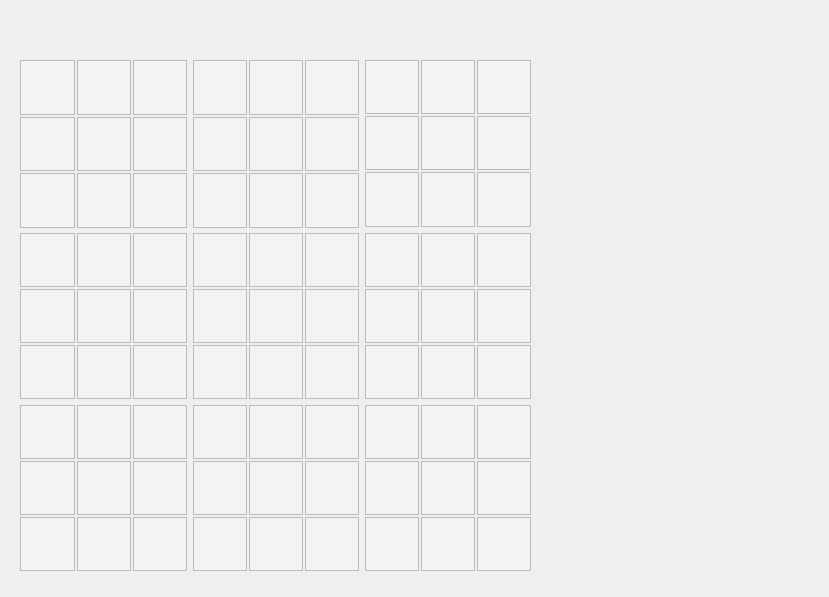
This is Soduko/soduko.ui in UIAP4002-Dr-Mahdavi/mini-project-2-sudoku-Mohammadmx as Qt 5 draws it before an edit. The edited form follows.
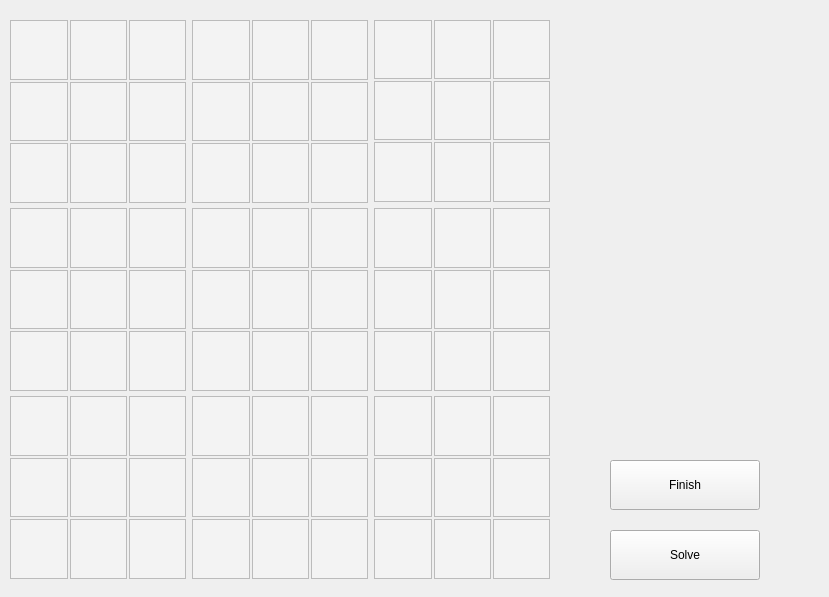
This is the edited form.

Commit message: create function for checking soduko

Diff of the .ui file:
```diff
--- a/Soduko/soduko.ui
+++ b/Soduko/soduko.ui
@@ -22,12 +22,18 @@
   <widget class="QWidget" name="gridLayoutWidget_3">
    <property name="geometry">
     <rect>
-     <x>20</x>
-     <y>60</y>
-     <width>511</width>
-     <height>511</height>
+     <x>10</x>
+     <y>20</y>
+     <width>540</width>
+     <height>560</height>
     </rect>
    </property>
+   <property name="maximumSize">
+    <size>
+     <width>540</width>
+     <height>560</height>
+    </size>
+   </property>
    <property name="font">
     <font>
      <pointsize>20</pointsize>
@@ -37,6 +43,9 @@
     <property name="sizeConstraint">
      <enum>QLayout::SetDefaultConstraint</enum>
     </property>
+    <property name="bottomMargin">
+     <number>2</number>
+    </property>
     <item row="1" column="1">
      <layout class="QGridLayout" name="box5">
       <property name="sizeConstraint">
@@ -53,6 +62,12 @@
       </property>
       <item row="2" column="2">
        <widget class="QTextEdit" name="inp5_6">
+        <property name="maximumSize">
+         <size>
+          <width>540</width>
+          <height>560</height>
+         </size>
+        </property>
         <property name="font">
          <font>
           <pointsize>20</pointsize>
@@ -62,6 +77,12 @@
       </item>
       <item row="2" column="0">
        <widget class="QTextEdit" name="inp5_4">
+        <property name="maximumSize">
+         <size>
+          <width>540</width>
+          <height>560</height>
+         </size>
+        </property>
         <property name="font">
          <font>
           <pointsize>20</pointsize>
@@ -71,6 +92,12 @@
       </item>
       <item row="3" column="1">
        <widget class="QTextEdit" name="inp5_8">
+        <property name="maximumSize">
+         <size>
+          <width>540</width>
+          <height>560</height>
+         </size>
+        </property>
         <property name="font">
          <font>
           <pointsize>20</pointsize>
@@ -80,6 +107,12 @@
       </item>
       <item row="0" column="1">
        <widget class="QTextEdit" name="inp5_2">
+        <property name="maximumSize">
+         <size>
+          <width>540</width>
+          <height>560</height>
+         </size>
+        </property>
         <property name="font">
          <font>
           <pointsize>20</pointsize>
@@ -89,10 +122,11 @@
       </item>
       <item row="3" column="0">
        <widget class="QTextEdit" name="inp5_7">
-        <property name="font">
-         <font>
-          <pointsize>20</pointsize>
-         </font>
+        <property name="maximumSize">
+         <size>
+          <width>540</width>
+          <height>560</height>
+         </size>
         </property>
        </widget>
       </item>
@@ -107,6 +141,12 @@
       </item>
       <item row="0" column="2">
        <widget class="QTextEdit" name="inp5_3">
+        <property name="maximumSize">
+         <size>
+          <width>540</width>
+          <height>560</height>
+         </size>
+        </property>
         <property name="font">
          <font>
           <pointsize>20</pointsize>
@@ -116,6 +156,12 @@
       </item>
       <item row="0" column="0">
        <widget class="QTextEdit" name="inp5_1">
+        <property name="maximumSize">
+         <size>
+          <width>540</width>
+          <height>560</height>
+         </size>
+        </property>
         <property name="font">
          <font>
           <pointsize>20</pointsize>
@@ -125,10 +171,11 @@
       </item>
       <item row="3" column="2">
        <widget class="QTextEdit" name="inp5_9">
-        <property name="font">
-         <font>
-          <pointsize>20</pointsize>
-         </font>
+        <property name="maximumSize">
+         <size>
+          <width>540</width>
+          <height>560</height>
+         </size>
         </property>
        </widget>
       </item>
@@ -237,7 +284,13 @@
        </widget>
       </item>
       <item row="2" column="1">
-       <widget class="QTextEdit" name="inp1_5">
+       <widget class="QTextEdit" name="inp5_5">
+        <property name="maximumSize">
+         <size>
+          <width>540</width>
+          <height>560</height>
+         </size>
+        </property>
         <property name="font">
          <font>
           <pointsize>20</pointsize>
@@ -263,6 +316,12 @@
       </property>
       <item row="2" column="0">
        <widget class="QTextEdit" name="inp7_4">
+        <property name="maximumSize">
+         <size>
+          <width>540</width>
+          <height>560</height>
+         </size>
+        </property>
         <property name="font">
          <font>
           <pointsize>20</pointsize>
@@ -272,6 +331,12 @@
       </item>
       <item row="0" column="0">
        <widget class="QTextEdit" name="inp7_1">
+        <property name="maximumSize">
+         <size>
+          <width>540</width>
+          <height>560</height>
+         </size>
+        </property>
         <property name="font">
          <font>
           <pointsize>20</pointsize>
@@ -281,6 +346,12 @@
       </item>
       <item row="0" column="2">
        <widget class="QTextEdit" name="inp7_3">
+        <property name="maximumSize">
+         <size>
+          <width>540</width>
+          <height>560</height>
+         </size>
+        </property>
         <property name="font">
          <font>
           <pointsize>20</pointsize>
@@ -290,6 +361,12 @@
       </item>
       <item row="3" column="0">
        <widget class="QTextEdit" name="inp7_7">
+        <property name="maximumSize">
+         <size>
+          <width>540</width>
+          <height>560</height>
+         </size>
+        </property>
         <property name="font">
          <font>
           <pointsize>20</pointsize>
@@ -299,6 +376,12 @@
       </item>
       <item row="2" column="2">
        <widget class="QTextEdit" name="inp7_6">
+        <property name="maximumSize">
+         <size>
+          <width>540</width>
+          <height>560</height>
+         </size>
+        </property>
         <property name="font">
          <font>
           <pointsize>20</pointsize>
@@ -308,6 +391,12 @@
       </item>
       <item row="3" column="2">
        <widget class="QTextEdit" name="inp7_9">
+        <property name="maximumSize">
+         <size>
+          <width>540</width>
+          <height>560</height>
+         </size>
+        </property>
         <property name="font">
          <font>
           <pointsize>20</pointsize>
@@ -317,6 +406,12 @@
       </item>
       <item row="3" column="1">
        <widget class="QTextEdit" name="inp7_8">
+        <property name="maximumSize">
+         <size>
+          <width>540</width>
+          <height>560</height>
+         </size>
+        </property>
         <property name="font">
          <font>
           <pointsize>20</pointsize>
@@ -326,6 +421,12 @@
       </item>
       <item row="0" column="1">
        <widget class="QTextEdit" name="inp7_2">
+        <property name="maximumSize">
+         <size>
+          <width>540</width>
+          <height>560</height>
+         </size>
+        </property>
         <property name="font">
          <font>
           <pointsize>20</pointsize>
@@ -335,6 +436,12 @@
       </item>
       <item row="2" column="1">
        <widget class="QTextEdit" name="inp7_5">
+        <property name="maximumSize">
+         <size>
+          <width>540</width>
+          <height>560</height>
+         </size>
+        </property>
         <property name="font">
          <font>
           <pointsize>20</pointsize>
@@ -360,6 +467,12 @@
       </property>
       <item row="2" column="0">
        <widget class="QTextEdit" name="inp9_4">
+        <property name="maximumSize">
+         <size>
+          <width>540</width>
+          <height>560</height>
+         </size>
+        </property>
         <property name="font">
          <font>
           <pointsize>20</pointsize>
@@ -369,6 +482,12 @@
       </item>
       <item row="0" column="0">
        <widget class="QTextEdit" name="inp9_1">
+        <property name="maximumSize">
+         <size>
+          <width>540</width>
+          <height>560</height>
+         </size>
+        </property>
         <property name="font">
          <font>
           <pointsize>20</pointsize>
@@ -378,6 +497,12 @@
       </item>
       <item row="0" column="2">
        <widget class="QTextEdit" name="inp9_3">
+        <property name="maximumSize">
+         <size>
+          <width>540</width>
+          <height>560</height>
+         </size>
+        </property>
         <property name="font">
          <font>
           <pointsize>20</pointsize>
@@ -387,6 +512,12 @@
       </item>
       <item row="3" column="0">
        <widget class="QTextEdit" name="inp9_7">
+        <property name="maximumSize">
+         <size>
+          <width>540</width>
+          <height>560</height>
+         </size>
+        </property>
         <property name="font">
          <font>
           <pointsize>20</pointsize>
@@ -396,6 +527,12 @@
       </item>
       <item row="2" column="2">
        <widget class="QTextEdit" name="inp9_6">
+        <property name="maximumSize">
+         <size>
+          <width>540</width>
+          <height>560</height>
+         </size>
+        </property>
         <property name="font">
          <font>
           <pointsize>20</pointsize>
@@ -405,6 +542,12 @@
       </item>
       <item row="3" column="2">
        <widget class="QTextEdit" name="inp9_9">
+        <property name="maximumSize">
+         <size>
+          <width>540</width>
+          <height>560</height>
+         </size>
+        </property>
         <property name="font">
          <font>
           <pointsize>20</pointsize>
@@ -414,6 +557,12 @@
       </item>
       <item row="3" column="1">
        <widget class="QTextEdit" name="inp9_8">
+        <property name="maximumSize">
+         <size>
+          <width>540</width>
+          <height>560</height>
+         </size>
+        </property>
         <property name="font">
          <font>
           <pointsize>20</pointsize>
@@ -423,6 +572,12 @@
       </item>
       <item row="0" column="1">
        <widget class="QTextEdit" name="inp9_2">
+        <property name="maximumSize">
+         <size>
+          <width>540</width>
+          <height>560</height>
+         </size>
+        </property>
         <property name="font">
          <font>
           <pointsize>20</pointsize>
@@ -432,6 +587,12 @@
       </item>
       <item row="2" column="1">
        <widget class="QTextEdit" name="inp9_5">
+        <property name="maximumSize">
+         <size>
+          <width>540</width>
+          <height>560</height>
+         </size>
+        </property>
         <property name="font">
          <font>
           <pointsize>20</pointsize>
@@ -457,6 +618,12 @@
       </property>
       <item row="2" column="0">
        <widget class="QTextEdit" name="inp6_4">
+        <property name="maximumSize">
+         <size>
+          <width>540</width>
+          <height>560</height>
+         </size>
+        </property>
         <property name="font">
          <font>
           <pointsize>20</pointsize>
@@ -466,6 +633,12 @@
       </item>
       <item row="0" column="2">
        <widget class="QTextEdit" name="inp6_3">
+        <property name="maximumSize">
+         <size>
+          <width>540</width>
+          <height>560</height>
+         </size>
+        </property>
         <property name="font">
          <font>
           <pointsize>20</pointsize>
@@ -475,6 +648,12 @@
       </item>
       <item row="2" column="2">
        <widget class="QTextEdit" name="inp6_6">
+        <property name="maximumSize">
+         <size>
+          <width>540</width>
+          <height>560</height>
+         </size>
+        </property>
         <property name="font">
          <font>
           <pointsize>20</pointsize>
@@ -484,6 +663,12 @@
       </item>
       <item row="0" column="1">
        <widget class="QTextEdit" name="inp6_2">
+        <property name="maximumSize">
+         <size>
+          <width>540</width>
+          <height>560</height>
+         </size>
+        </property>
         <property name="font">
          <font>
           <pointsize>20</pointsize>
@@ -493,6 +678,12 @@
       </item>
       <item row="3" column="2">
        <widget class="QTextEdit" name="inp6_9">
+        <property name="maximumSize">
+         <size>
+          <width>540</width>
+          <height>560</height>
+         </size>
+        </property>
         <property name="font">
          <font>
           <pointsize>20</pointsize>
@@ -502,6 +693,12 @@
       </item>
       <item row="0" column="0">
        <widget class="QTextEdit" name="inp6_1">
+        <property name="maximumSize">
+         <size>
+          <width>540</width>
+          <height>560</height>
+         </size>
+        </property>
         <property name="font">
          <font>
           <pointsize>20</pointsize>
@@ -511,6 +708,12 @@
       </item>
       <item row="3" column="0">
        <widget class="QTextEdit" name="inp6_7">
+        <property name="maximumSize">
+         <size>
+          <width>540</width>
+          <height>560</height>
+         </size>
+        </property>
         <property name="font">
          <font>
           <pointsize>20</pointsize>
@@ -520,6 +723,12 @@
       </item>
       <item row="3" column="1">
        <widget class="QTextEdit" name="inp6_8">
+        <property name="maximumSize">
+         <size>
+          <width>540</width>
+          <height>560</height>
+         </size>
+        </property>
         <property name="font">
          <font>
           <pointsize>20</pointsize>
@@ -529,6 +738,12 @@
       </item>
       <item row="2" column="1">
        <widget class="QTextEdit" name="inp6_5">
+        <property name="maximumSize">
+         <size>
+          <width>540</width>
+          <height>560</height>
+         </size>
+        </property>
         <property name="font">
          <font>
           <pointsize>20</pointsize>
@@ -554,6 +769,12 @@
       </property>
       <item row="2" column="0">
        <widget class="QTextEdit" name="inp2_4">
+        <property name="maximumSize">
+         <size>
+          <width>540</width>
+          <height>560</height>
+         </size>
+        </property>
         <property name="font">
          <font>
           <pointsize>20</pointsize>
@@ -563,6 +784,12 @@
       </item>
       <item row="0" column="0">
        <widget class="QTextEdit" name="inp2_1">
+        <property name="maximumSize">
+         <size>
+          <width>540</width>
+          <height>560</height>
+         </size>
+        </property>
         <property name="font">
          <font>
           <pointsize>20</pointsize>
@@ -572,6 +799,12 @@
       </item>
       <item row="0" column="2">
        <widget class="QTextEdit" name="inp2_3">
+        <property name="maximumSize">
+         <size>
+          <width>540</width>
+          <height>560</height>
+         </size>
+        </property>
         <property name="font">
          <font>
           <pointsize>20</pointsize>
@@ -581,6 +814,12 @@
       </item>
       <item row="3" column="0">
        <widget class="QTextEdit" name="inp2_7">
+        <property name="maximumSize">
+         <size>
+          <width>540</width>
+          <height>560</height>
+         </size>
+        </property>
         <property name="font">
          <font>
           <pointsize>20</pointsize>
@@ -590,6 +829,12 @@
       </item>
       <item row="2" column="2">
        <widget class="QTextEdit" name="inp2_6">
+        <property name="maximumSize">
+         <size>
+          <width>540</width>
+          <height>560</height>
+         </size>
+        </property>
         <property name="font">
          <font>
           <pointsize>20</pointsize>
@@ -599,6 +844,12 @@
       </item>
       <item row="3" column="2">
        <widget class="QTextEdit" name="inp2_9">
+        <property name="maximumSize">
+         <size>
+          <width>540</width>
+          <height>560</height>
+         </size>
+        </property>
         <property name="font">
          <font>
           <pointsize>20</pointsize>
@@ -608,6 +859,12 @@
       </item>
       <item row="3" column="1">
        <widget class="QTextEdit" name="inp2_8">
+        <property name="maximumSize">
+         <size>
+          <width>540</width>
+          <height>560</height>
+         </size>
+        </property>
         <property name="font">
          <font>
           <pointsize>20</pointsize>
@@ -617,6 +874,12 @@
       </item>
       <item row="0" column="1">
        <widget class="QTextEdit" name="inp2_2">
+        <property name="maximumSize">
+         <size>
+          <width>540</width>
+          <height>560</height>
+         </size>
+        </property>
         <property name="font">
          <font>
           <pointsize>20</pointsize>
@@ -626,6 +889,12 @@
       </item>
       <item row="2" column="1">
        <widget class="QTextEdit" name="inp2_5">
+        <property name="maximumSize">
+         <size>
+          <width>540</width>
+          <height>560</height>
+         </size>
+        </property>
         <property name="font">
          <font>
           <pointsize>20</pointsize>
@@ -651,6 +920,12 @@
       </property>
       <item row="1" column="2">
        <widget class="QTextEdit" name="inp3_3">
+        <property name="maximumSize">
+         <size>
+          <width>540</width>
+          <height>560</height>
+         </size>
+        </property>
         <property name="font">
          <font>
           <pointsize>20</pointsize>
@@ -660,6 +935,12 @@
       </item>
       <item row="2" column="2">
        <widget class="QTextEdit" name="inp3_6">
+        <property name="maximumSize">
+         <size>
+          <width>540</width>
+          <height>560</height>
+         </size>
+        </property>
         <property name="font">
          <font>
           <pointsize>20</pointsize>
@@ -669,6 +950,12 @@
       </item>
       <item row="2" column="1">
        <widget class="QTextEdit" name="inp3_5">
+        <property name="maximumSize">
+         <size>
+          <width>540</width>
+          <height>560</height>
+         </size>
+        </property>
         <property name="font">
          <font>
           <pointsize>20</pointsize>
@@ -678,6 +965,12 @@
       </item>
       <item row="3" column="1">
        <widget class="QTextEdit" name="inp3_8">
+        <property name="maximumSize">
+         <size>
+          <width>540</width>
+          <height>560</height>
+         </size>
+        </property>
         <property name="font">
          <font>
           <pointsize>20</pointsize>
@@ -687,6 +980,12 @@
       </item>
       <item row="3" column="0">
        <widget class="QTextEdit" name="inp3_7">
+        <property name="maximumSize">
+         <size>
+          <width>540</width>
+          <height>560</height>
+         </size>
+        </property>
         <property name="font">
          <font>
           <pointsize>20</pointsize>
@@ -696,6 +995,12 @@
       </item>
       <item row="1" column="1">
        <widget class="QTextEdit" name="inp3_2">
+        <property name="maximumSize">
+         <size>
+          <width>540</width>
+          <height>560</height>
+         </size>
+        </property>
         <property name="font">
          <font>
           <pointsize>20</pointsize>
@@ -705,6 +1010,12 @@
       </item>
       <item row="1" column="0">
        <widget class="QTextEdit" name="inp3_1">
+        <property name="maximumSize">
+         <size>
+          <width>540</width>
+          <height>560</height>
+         </size>
+        </property>
         <property name="font">
          <font>
           <pointsize>20</pointsize>
@@ -714,6 +1025,12 @@
       </item>
       <item row="2" column="0">
        <widget class="QTextEdit" name="inp3_4">
+        <property name="maximumSize">
+         <size>
+          <width>540</width>
+          <height>560</height>
+         </size>
+        </property>
         <property name="font">
          <font>
           <pointsize>20</pointsize>
@@ -723,6 +1040,12 @@
       </item>
       <item row="3" column="2">
        <widget class="QTextEdit" name="inp3_9">
+        <property name="maximumSize">
+         <size>
+          <width>540</width>
+          <height>560</height>
+         </size>
+        </property>
         <property name="font">
          <font>
           <pointsize>20</pointsize>
@@ -748,6 +1071,12 @@
       </property>
       <item row="2" column="0">
        <widget class="QTextEdit" name="inp4_4">
+        <property name="maximumSize">
+         <size>
+          <width>540</width>
+          <height>560</height>
+         </size>
+        </property>
         <property name="font">
          <font>
           <pointsize>20</pointsize>
@@ -757,6 +1086,12 @@
       </item>
       <item row="3" column="2">
        <widget class="QTextEdit" name="inp4_9">
+        <property name="maximumSize">
+         <size>
+          <width>540</width>
+          <height>560</height>
+         </size>
+        </property>
         <property name="font">
          <font>
           <pointsize>20</pointsize>
@@ -766,6 +1101,12 @@
       </item>
       <item row="2" column="1">
        <widget class="QTextEdit" name="inp4_5">
+        <property name="maximumSize">
+         <size>
+          <width>540</width>
+          <height>560</height>
+         </size>
+        </property>
         <property name="font">
          <font>
           <pointsize>20</pointsize>
@@ -775,6 +1116,12 @@
       </item>
       <item row="0" column="1">
        <widget class="QTextEdit" name="inp4_2">
+        <property name="maximumSize">
+         <size>
+          <width>540</width>
+          <height>560</height>
+         </size>
+        </property>
         <property name="font">
          <font>
           <pointsize>20</pointsize>
@@ -784,6 +1131,12 @@
       </item>
       <item row="2" column="2">
        <widget class="QTextEdit" name="inp4_6">
+        <property name="maximumSize">
+         <size>
+          <width>540</width>
+          <height>560</height>
+         </size>
+        </property>
         <property name="font">
          <font>
           <pointsize>20</pointsize>
@@ -793,6 +1146,12 @@
       </item>
       <item row="0" column="2">
        <widget class="QTextEdit" name="inp4_3">
+        <property name="maximumSize">
+         <size>
+          <width>540</width>
+          <height>560</height>
+         </size>
+        </property>
         <property name="font">
          <font>
           <pointsize>20</pointsize>
@@ -802,6 +1161,12 @@
       </item>
       <item row="0" column="0">
        <widget class="QTextEdit" name="inp4_1">
+        <property name="maximumSize">
+         <size>
+          <width>540</width>
+          <height>560</height>
+         </size>
+        </property>
         <property name="font">
          <font>
           <pointsize>20</pointsize>
@@ -811,6 +1176,12 @@
       </item>
       <item row="3" column="0">
        <widget class="QTextEdit" name="inp4_7">
+        <property name="maximumSize">
+         <size>
+          <width>540</width>
+          <height>560</height>
+         </size>
+        </property>
         <property name="font">
          <font>
           <pointsize>20</pointsize>
@@ -820,6 +1191,12 @@
       </item>
       <item row="3" column="1">
        <widget class="QTextEdit" name="inp4_8">
+        <property name="maximumSize">
+         <size>
+          <width>540</width>
+          <height>560</height>
+         </size>
+        </property>
         <property name="font">
          <font>
           <pointsize>20</pointsize>
@@ -845,6 +1222,12 @@
       </property>
       <item row="2" column="0">
        <widget class="QTextEdit" name="inp8_4">
+        <property name="maximumSize">
+         <size>
+          <width>540</width>
+          <height>560</height>
+         </size>
+        </property>
         <property name="font">
          <font>
           <pointsize>20</pointsize>
@@ -854,6 +1237,12 @@
       </item>
       <item row="0" column="0">
        <widget class="QTextEdit" name="inp8_1">
+        <property name="maximumSize">
+         <size>
+          <width>540</width>
+          <height>560</height>
+         </size>
+        </property>
         <property name="font">
          <font>
           <pointsize>20</pointsize>
@@ -863,6 +1252,12 @@
       </item>
       <item row="0" column="2">
        <widget class="QTextEdit" name="inp8_3">
+        <property name="maximumSize">
+         <size>
+          <width>540</width>
+          <height>560</height>
+         </size>
+        </property>
         <property name="font">
          <font>
           <pointsize>20</pointsize>
@@ -872,6 +1267,12 @@
       </item>
       <item row="3" column="0">
        <widget class="QTextEdit" name="inp8_7">
+        <property name="maximumSize">
+         <size>
+          <width>540</width>
+          <height>560</height>
+         </size>
+        </property>
         <property name="font">
          <font>
           <pointsize>20</pointsize>
@@ -881,6 +1282,12 @@
       </item>
       <item row="2" column="2">
        <widget class="QTextEdit" name="inp8_6">
+        <property name="maximumSize">
+         <size>
+          <width>540</width>
+          <height>560</height>
+         </size>
+        </property>
         <property name="font">
          <font>
           <pointsize>20</pointsize>
@@ -890,6 +1297,12 @@
       </item>
       <item row="3" column="2">
        <widget class="QTextEdit" name="inp8_9">
+        <property name="maximumSize">
+         <size>
+          <width>540</width>
+          <height>560</height>
+         </size>
+        </property>
         <property name="font">
          <font>
           <pointsize>20</pointsize>
@@ -899,6 +1312,12 @@
       </item>
       <item row="3" column="1">
        <widget class="QTextEdit" name="inp8_8">
+        <property name="maximumSize">
+         <size>
+          <width>540</width>
+          <height>560</height>
+         </size>
+        </property>
         <property name="font">
          <font>
           <pointsize>20</pointsize>
@@ -908,6 +1327,12 @@
       </item>
       <item row="0" column="1">
        <widget class="QTextEdit" name="inp8_2">
+        <property name="maximumSize">
+         <size>
+          <width>540</width>
+          <height>560</height>
+         </size>
+        </property>
         <property name="font">
          <font>
           <pointsize>20</pointsize>
@@ -917,6 +1342,179 @@
       </item>
       <item row="2" column="1">
        <widget class="QTextEdit" name="inp8_5">
+        <property name="maximumSize">
+         <size>
+          <width>540</width>
+          <height>560</height>
+         </size>
+        </property>
+        <property name="font">
+         <font>
+          <pointsize>20</pointsize>
+         </font>
+        </property>
+       </widget>
+      </item>
+     </layout>
+    </item>
+    <item row="0" column="0">
+     <layout class="QGridLayout" name="box1">
+      <property name="sizeConstraint">
+       <enum>QLayout::SetDefaultConstraint</enum>
+      </property>
+      <property name="leftMargin">
+       <number>0</number>
+      </property>
+      <property name="topMargin">
+       <number>0</number>
+      </property>
+      <property name="spacing">
+       <number>2</number>
+      </property>
+      <item row="3" column="2">
+       <widget class="QTextEdit" name="inp1_9">
+        <property name="maximumSize">
+         <size>
+          <width>540</width>
+          <height>560</height>
+         </size>
+        </property>
+        <property name="font">
+         <font>
+          <pointsize>20</pointsize>
+         </font>
+        </property>
+       </widget>
+      </item>
+      <item row="0" column="1">
+       <widget class="QTextEdit" name="inp1_2">
+        <property name="maximumSize">
+         <size>
+          <width>540</width>
+          <height>560</height>
+         </size>
+        </property>
+        <property name="font">
+         <font>
+          <pointsize>20</pointsize>
+         </font>
+        </property>
+       </widget>
+      </item>
+      <item row="2" column="2">
+       <widget class="QTextEdit" name="inp1_6">
+        <property name="maximumSize">
+         <size>
+          <width>540</width>
+          <height>560</height>
+         </size>
+        </property>
+        <property name="font">
+         <font>
+          <pointsize>20</pointsize>
+         </font>
+        </property>
+       </widget>
+      </item>
+      <item row="3" column="1">
+       <widget class="QTextEdit" name="inp1_8">
+        <property name="maximumSize">
+         <size>
+          <width>540</width>
+          <height>560</height>
+         </size>
+        </property>
+        <property name="font">
+         <font>
+          <pointsize>20</pointsize>
+         </font>
+        </property>
+       </widget>
+      </item>
+      <item row="3" column="0">
+       <widget class="QTextEdit" name="inp1_7">
+        <property name="maximumSize">
+         <size>
+          <width>540</width>
+          <height>560</height>
+         </size>
+        </property>
+        <property name="font">
+         <font>
+          <pointsize>20</pointsize>
+         </font>
+        </property>
+       </widget>
+      </item>
+      <item row="0" column="2">
+       <widget class="QTextEdit" name="inp1_3">
+        <property name="maximumSize">
+         <size>
+          <width>540</width>
+          <height>560</height>
+         </size>
+        </property>
+        <property name="font">
+         <font>
+          <pointsize>20</pointsize>
+         </font>
+        </property>
+       </widget>
+      </item>
+      <item row="0" column="0">
+       <widget class="QTextEdit" name="inp1_1">
+        <property name="maximumSize">
+         <size>
+          <width>540</width>
+          <height>560</height>
+         </size>
+        </property>
+        <property name="font">
+         <font>
+          <pointsize>20</pointsize>
+         </font>
+        </property>
+        <property name="layoutDirection">
+         <enum>Qt::LeftToRight</enum>
+        </property>
+        <property name="styleSheet">
+         <string notr="true">Background Color : rgb(173, 127, 168)
+
+
+</string>
+        </property>
+        <property name="html">
+         <string>&lt;!DOCTYPE HTML PUBLIC &quot;-//W3C//DTD HTML 4.0//EN&quot; &quot;http://www.w3.org/TR/REC-html40/strict.dtd&quot;&gt;
+&lt;html&gt;&lt;head&gt;&lt;meta name=&quot;qrichtext&quot; content=&quot;1&quot; /&gt;&lt;style type=&quot;text/css&quot;&gt;
+p, li { white-space: pre-wrap; }
+&lt;/style&gt;&lt;/head&gt;&lt;body style=&quot; font-family:'Ubuntu'; font-size:20pt; font-weight:400; font-style:normal;&quot;&gt;
+&lt;p style=&quot;-qt-paragraph-type:empty; margin-top:0px; margin-bottom:0px; margin-left:0px; margin-right:0px; -qt-block-indent:0; text-indent:0px;&quot;&gt;&lt;br /&gt;&lt;/p&gt;&lt;/body&gt;&lt;/html&gt;</string>
+        </property>
+       </widget>
+      </item>
+      <item row="2" column="1">
+       <widget class="QTextEdit" name="inp1_5">
+        <property name="maximumSize">
+         <size>
+          <width>540</width>
+          <height>560</height>
+         </size>
+        </property>
+        <property name="font">
+         <font>
+          <pointsize>20</pointsize>
+         </font>
+        </property>
+       </widget>
+      </item>
+      <item row="2" column="0">
+       <widget class="QTextEdit" name="inp1_4">
+        <property name="maximumSize">
+         <size>
+          <width>540</width>
+          <height>560</height>
+         </size>
+        </property>
         <property name="font">
          <font>
           <pointsize>20</pointsize>
@@ -928,6 +1526,38 @@
     </item>
    </layout>
   </widget>
+  <widget class="QPushButton" name="btn_solve">
+   <property name="geometry">
+    <rect>
+     <x>610</x>
+     <y>530</y>
+     <width>150</width>
+     <height>50</height>
+    </rect>
+   </property>
+   <property name="maximumSize">
+    <size>
+     <width>500</width>
+     <height>500</height>
+    </size>
+   </property>
+   <property name="text">
+    <string>Solve</string>
+   </property>
+  </widget>
+  <widget class="QPushButton" name="btn_finish">
+   <property name="geometry">
+    <rect>
+     <x>610</x>
+     <y>460</y>
+     <width>150</width>
+     <height>50</height>
+    </rect>
+   </property>
+   <property name="text">
+    <string>Finish</string>
+   </property>
+  </widget>
  </widget>
  <resources/>
  <connections/>
```
Left out of the diff: 103 changed lines with no effect on the pictures. The commit also changes 7 other files.
